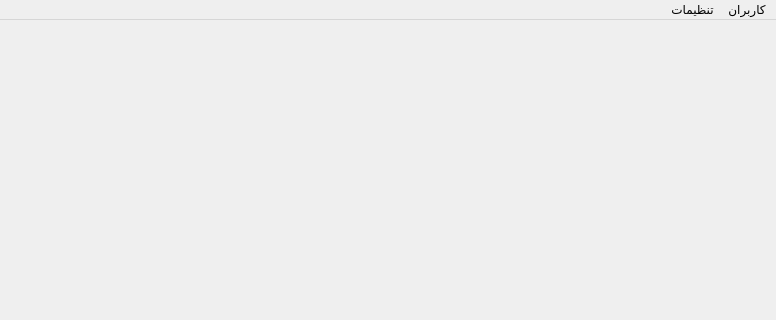
Old version of the form mainwindow.ui in the repository mahdimoradi20/qt_server_sample; both pictures show x 0 to 776 and y 0 to 320 of the 776 by 587 pixel window.
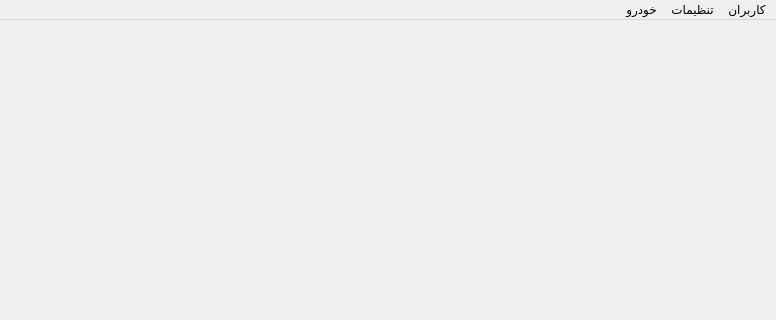
New version of the form.

Commit message: add show all car dialog

The edit to the form file:
```diff
--- a/mainwindow.ui
+++ b/mainwindow.ui
@@ -40,8 +40,15 @@
     </property>
     <addaction name="exit_app"/>
    </widget>
+   <widget class="QMenu" name="menu_3">
+    <property name="title">
+     <string>خودرو</string>
+    </property>
+    <addaction name="action"/>
+   </widget>
    <addaction name="menu"/>
    <addaction name="menu_2"/>
+   <addaction name="menu_3"/>
   </widget>
   <widget class="QStatusBar" name="statusbar"/>
   <action name="show_all_users">
```
Left out of the diff: 5 changed lines with no effect on the pictures. The commit also changes 7 other files.
